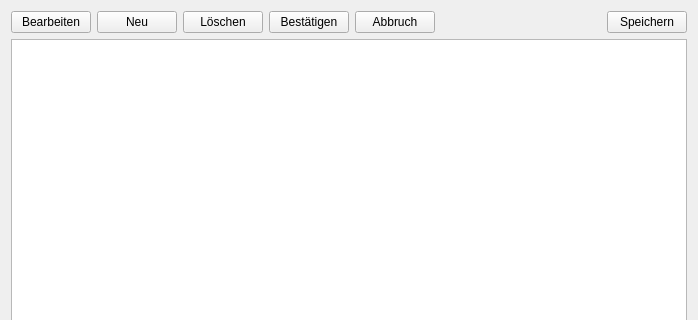
This is qt/doDBEntryEditor/doDBEntryEditor.ui in stackshadow/copilot as Qt 5 draws it before an edit; both pictures show x 0 to 698 and y 0 to 320 of the 698 by 580 pixel window. The edited form follows.
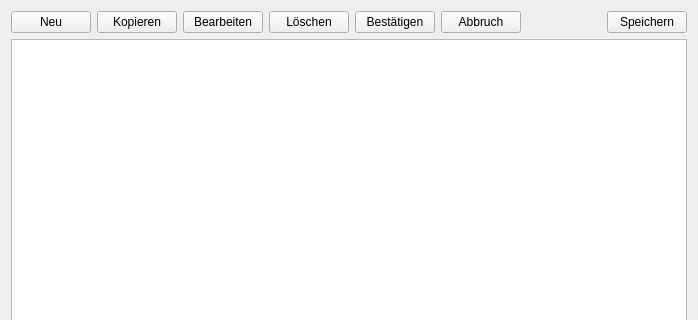
This is the edited form.

Commit message: doDBEntryEditor: Add copy-functionality

What changed in the file:
```diff
--- a/qt/doDBEntryEditor/doDBEntryEditor.ui
+++ b/qt/doDBEntryEditor/doDBEntryEditor.ui
@@ -16,6 +16,20 @@
   <layout class="QVBoxLayout" name="verticalLayout">
    <item>
     <layout class="QHBoxLayout" name="horizontalLayout_3">
+     <item>
+      <widget class="QPushButton" name="btnNew">
+       <property name="text">
+        <string>Neu</string>
+       </property>
+      </widget>
+     </item>
+     <item>
+      <widget class="QPushButton" name="btnCopy">
+       <property name="text">
+        <string>Kopieren</string>
+       </property>
+      </widget>
+     </item>
      <item>
       <widget class="QPushButton" name="btnEdit">
        <property name="text">
@@ -29,13 +43,6 @@
        </property>
       </widget>
      </item>
-     <item>
-      <widget class="QPushButton" name="btnNew">
-       <property name="text">
-        <string>Neu</string>
-       </property>
-      </widget>
-     </item>
      <item>
       <widget class="QPushButton" name="btnDelete">
        <property name="text">
```
The commit also changes 3 other files.
